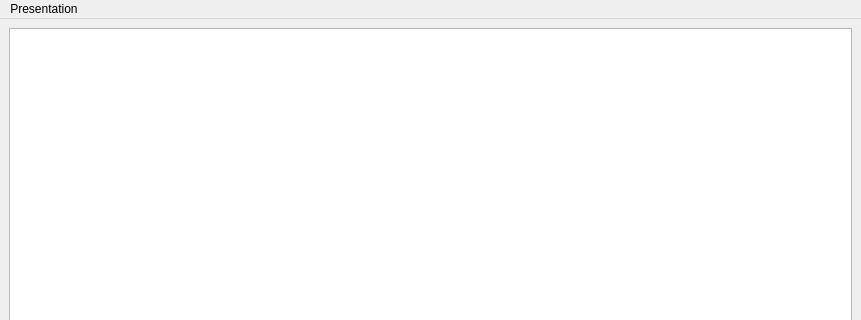
First picture: the form in src/zuipedit.ui, repository johnyb/zuip-edit, before the edit; both pictures show x 0 to 861 and y 0 to 320 of the 861 by 600 pixel window.
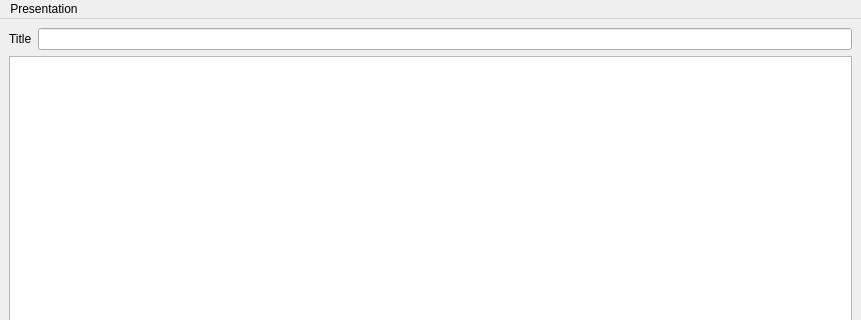
Second picture: the form after the edit.

The edit to the form file:
```diff
--- a/src/zuipedit.ui
+++ b/src/zuipedit.ui
@@ -15,6 +15,20 @@
   </property>
   <widget class="QWidget" name="centralwidget">
    <layout class="QVBoxLayout" name="verticalLayout">
+    <item>
+     <layout class="QHBoxLayout" name="horizontalLayout">
+      <item>
+       <widget class="QLabel" name="titleLabel">
+        <property name="text">
+         <string>Title</string>
+        </property>
+       </widget>
+      </item>
+      <item>
+       <widget class="QLineEdit" name="titleEdit"/>
+      </item>
+     </layout>
+    </item>
     <item>
      <widget class="QGraphicsView" name="graphicsView"/>
     </item>
```
